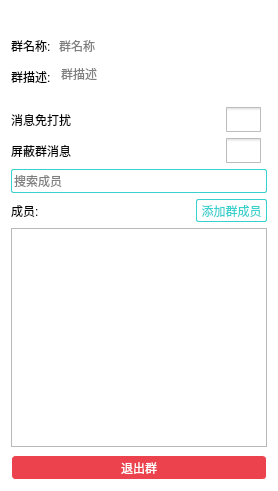
jpush/jchat-windows, file JChat/GroupInfoWidget.ui: the form before one commit.
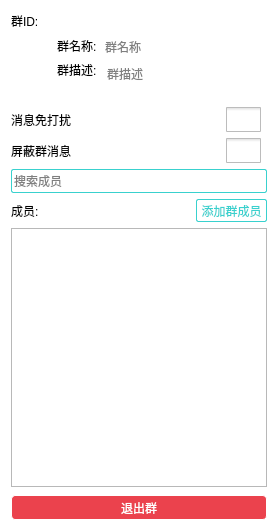
The form after the commit. Icons and pictures are not drawn.

```diff
--- a/JChat/GroupInfoWidget.ui
+++ b/JChat/GroupInfoWidget.ui
@@ -10,7 +10,7 @@
     <x>0</x>
     <y>0</y>
     <width>278</width>
-    <height>491</height>
+    <height>531</height>
    </rect>
   </property>
   <property name="focusPolicy">
@@ -110,9 +110,19 @@
  
  </string>
   </property>
-  <layout class="QVBoxLayout" name="verticalLayout">
+  <layout class="QVBoxLayout" name="verticalLayout_2">
    <item>
     <layout class="QHBoxLayout" name="horizontalLayout_4">
+     <item>
+      <widget class="QLabel" name="labelGroupId">
+       <property name="text">
+        <string>群ID:</string>
+       </property>
+       <property name="textInteractionFlags">
+        <set>Qt::LinksAccessibleByMouse|Qt::TextSelectableByMouse</set>
+       </property>
+      </widget>
+     </item>
      <item>
       <spacer name="horizontalSpacer_2">
        <property name="orientation">
@@ -136,15 +146,54 @@
     </layout>
    </item>
    <item>
-    <layout class="QFormLayout" name="formLayout">
-     <item row="0" column="0">
+    <layout class="QGridLayout" name="gridLayout">
+     <item row="0" column="0" rowspan="2">
+      <layout class="QVBoxLayout" name="verticalLayout">
+       <item>
+        <widget class="QLabel" name="labelAvatar">
+         <property name="minimumSize">
+          <size>
+           <width>40</width>
+           <height>40</height>
+          </size>
+         </property>
+         <property name="maximumSize">
+          <size>
+           <width>40</width>
+           <height>40</height>
+          </size>
+         </property>
+         <property name="text">
+          <string/>
+         </property>
+         <property name="scaledContents">
+          <bool>true</bool>
+         </property>
+        </widget>
+       </item>
+       <item>
+        <spacer name="verticalSpacer">
+         <property name="orientation">
+          <enum>Qt::Vertical</enum>
+         </property>
+         <property name="sizeHint" stdset="0">
+          <size>
+           <width>20</width>
+           <height>40</height>
+          </size>
+         </property>
+        </spacer>
+       </item>
+      </layout>
+     </item>
+     <item row="0" column="1">
       <widget class="QLabel" name="label">
        <property name="text">
         <string>群名称:</string>
        </property>
       </widget>
      </item>
-     <item row="0" column="1">
+     <item row="0" column="2">
       <widget class="QLineEdit" name="lineEditGroupName">
        <property name="text">
         <string/>
@@ -154,14 +203,17 @@
        </property>
       </widget>
      </item>
-     <item row="1" column="0">
+     <item row="1" column="1">
       <widget class="QLabel" name="label_2">
        <property name="text">
         <string>群描述:</string>
        </property>
+       <property name="alignment">
+        <set>Qt::AlignLeading|Qt::AlignLeft|Qt::AlignTop</set>
+       </property>
       </widget>
      </item>
-     <item row="1" column="1">
+     <item row="1" column="2">
       <widget class="QTextEdit" name="textEditGroupDesc">
        <property name="enabled">
         <bool>true</bool>
@@ -178,6 +230,9 @@
          <height>40</height>
         </size>
        </property>
+       <property name="styleSheet">
+        <string notr="true">padding:-4px -2px -4px -2px;</string>
+       </property>
        <property name="verticalScrollBarPolicy">
         <enum>Qt::ScrollBarAlwaysOff</enum>
        </property>
```
Left out of the diff: 13 changed lines with no effect on the pictures.
